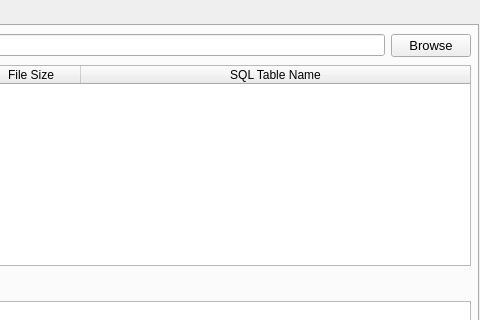
StanleyKubrik/DBFLoaderToSQL, file gui.ui: the form before one commit; both pictures show x 223 to 703 and y 0 to 320 of the 703 by 540 pixel window.
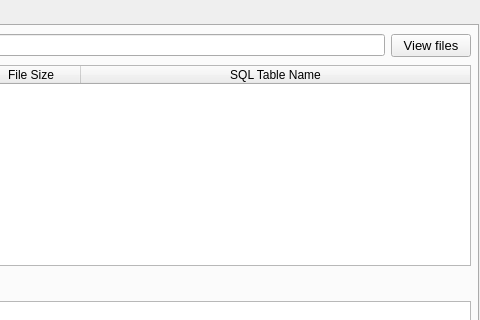
The form after the commit.

Commit message: 2022/06/20 - Create new functions on gui.

The edit to the form file:
```diff
--- a/gui.ui
+++ b/gui.ui
@@ -193,7 +193,7 @@
           </font>
          </property>
          <property name="text">
-          <string>Browse</string>
+          <string>View files</string>
          </property>
         </widget>
        </item>
```
Left out of the diff: 2 changed lines with no effect on the pictures. The commit also changes 2 other files.
